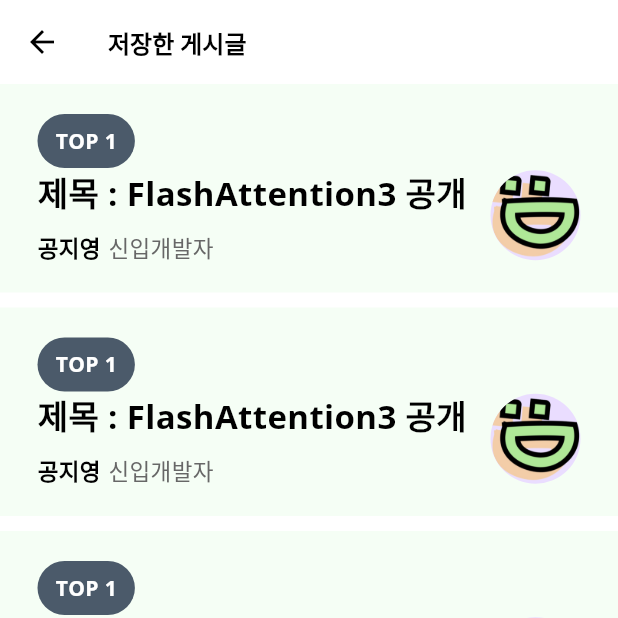
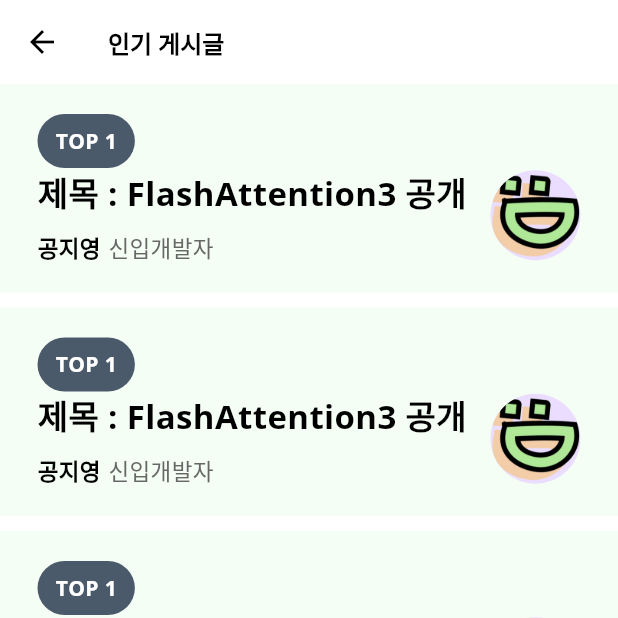
Before and after one commit to Kongjiyoung/dev-community-flutter, a Flutter app: the screen it shows after launch, after a tap on "인기글", on a phone screen of 412 x 824 dp, the top half of it. Run offline on Flutter 3.47's test engine with Material 3 defaults, Android fonts, the phone set to English and light mode, and no system bars; our stand-ins replace dio, flutter_secure_storage, flutter_svg, google_fonts, image_picker; missing offline and left inert: flutter_quill.

Commit message:
인기게시글완료.

```diff
--- a/lib/pages/home/popular-post-page.dart
+++ b/lib/pages/home/popular-post-page.dart
@@ -39,7 +39,7 @@ class PopularPostPage extends StatelessWidget {
 
     return Scaffold(
       appBar: AppBar(
-        title: Text("저장한 게시글"),
+        title: Text("인기 게시글"),
       ),
       body: Expanded(
         child: ListView.builder(
--- a/lib/pages/home/widgets/build-post.dart
+++ b/lib/pages/home/widgets/build-post.dart
@@ -106,6 +106,20 @@ class BuildPost extends StatelessWidget {
                 child: Row(
                   children: [
                     Icon(
+                      Icons.favorite,
+                      color: Color(0xFFafe897),
+                    ),
+                    SizedBox(width: 10),
+                  ],
+                ),
+              ),
+              TextButton(
+                onPressed: () {
+                  // 댓글 아이콘 클릭 시 실행될 코드
+                },
+                child: Row(
+                  children: [
+                    Icon(
                       Icons.comment,
                       color: Color(0xFFafe897),
                     ),
```
